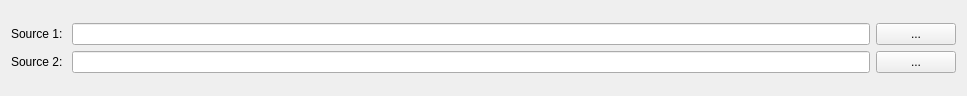
Before: the Qt Designer form src/select_source_ui.ui in b1aqW0lf/Lithium, drawn with Qt 5.
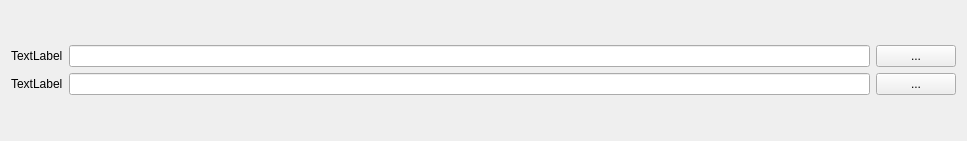
After: the same form once the commit is applied.

Commit message: updated select source ui to use grid layout

Diff of the .ui file:
```diff
--- a/src/select_source_ui.ui
+++ b/src/select_source_ui.ui
@@ -7,56 +7,48 @@
     <x>0</x>
     <y>0</y>
     <width>967</width>
-    <height>96</height>
+    <height>141</height>
    </rect>
   </property>
   <property name="windowTitle">
    <string>Form</string>
   </property>
+  <layout class="QGridLayout" name="gridLayout_2">
+   <item row="0" column="0">
   <layout class="QGridLayout" name="gridLayout">
+     <item row="1" column="0">
+      <widget class="QLabel" name="source2Label">
+       <property name="text">
+        <string>TextLabel</string>
+       </property>
+      </widget>
+     </item>
    <item row="0" column="0">
-    <layout class="QVBoxLayout" name="verticalLayout">
-     <item>
-      <layout class="QHBoxLayout" name="horizontalLayout">
-       <item>
         <widget class="QLabel" name="source1Label">
          <property name="text">
-          <string>Source 1: </string>
+        <string>TextLabel</string>
          </property>
         </widget>
        </item>
-       <item>
+     <item row="0" column="1">
         <widget class="QLineEdit" name="sourceInput1Edit"/>
        </item>
-       <item>
-        <widget class="QPushButton" name="sourceBrowse1">
-         <property name="text">
-          <string>...</string>
-         </property>
-        </widget>
-       </item>
-      </layout>
-     </item>
-     <item>
-      <layout class="QHBoxLayout" name="horizontalLayout_2">
-       <item>
-        <widget class="QLabel" name="source2Label">
-         <property name="text">
-          <string>Source 2: </string>
-         </property>
-        </widget>
-       </item>
-       <item>
+     <item row="1" column="1">
         <widget class="QLineEdit" name="sourceInput2Edit"/>
        </item>
-       <item>
-        <widget class="QPushButton" name="sourceBrowse2">
+     <item row="0" column="2">
+      <widget class="QPushButton" name="sourceBrowseBtn1">
          <property name="text">
           <string>...</string>
          </property>
         </widget>
        </item>
-      </layout>
+     <item row="1" column="2">
+      <widget class="QPushButton" name="sourceBrowseBtn2">
+       <property name="text">
+        <string>...</string>
+       </property>
+      </widget>
      </item>
     </layout>
    </item>
```
Lines whose indentation alone changed are shown as unchanged. The commit also changes 1 other file.
